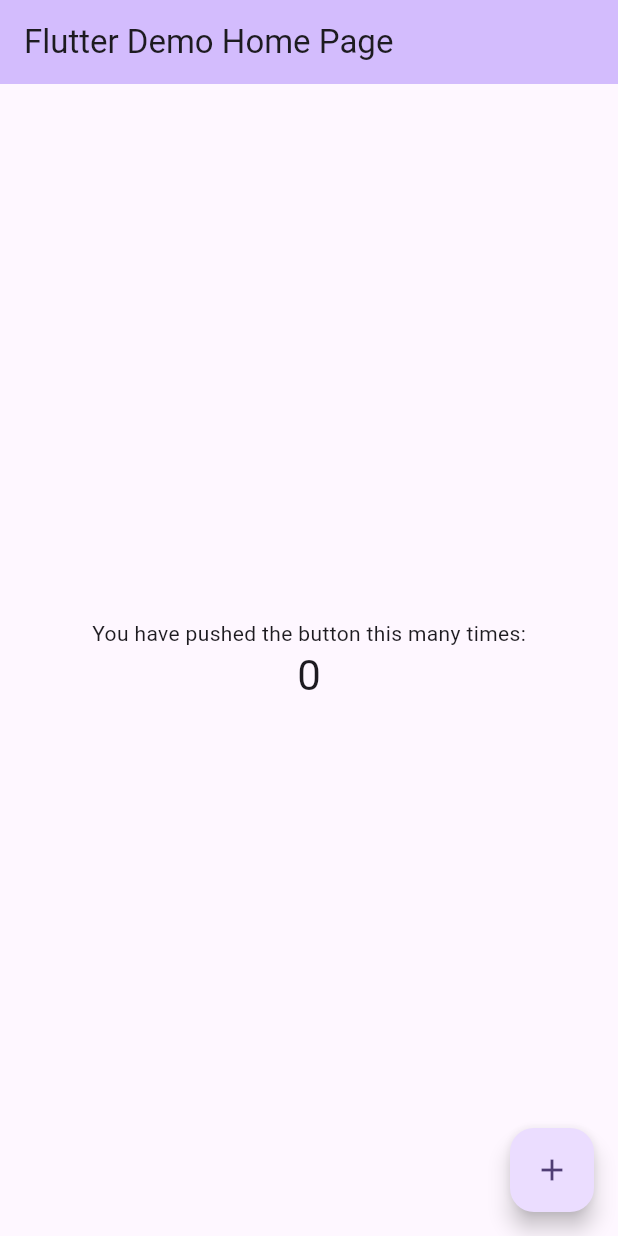
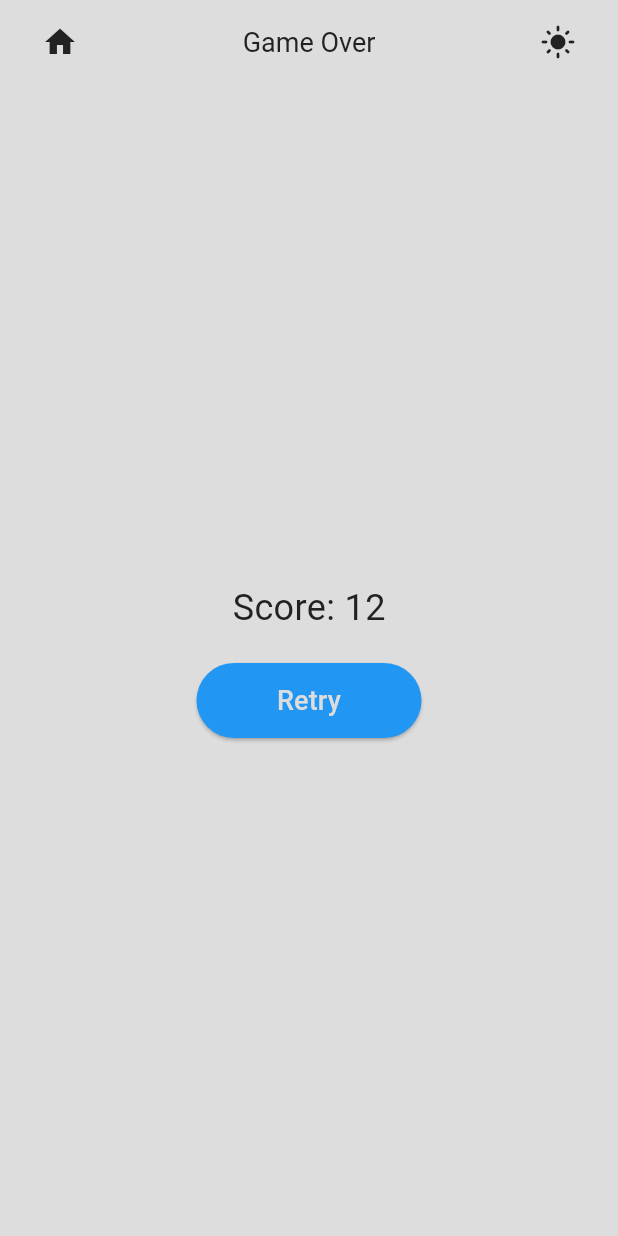
Before and after one commit to Onyx2006/flutter-snake, a Flutter app: the screen it shows after launch, on a phone screen of 412 x 824 dp. Run offline on Flutter 3.47's test engine with Material 3 defaults, Android fonts, the phone set to English and light mode, and no system bars; our stand-ins replace go_router.

Commit message:
feat(screens): Add game screens

```diff
--- a/lib/main.dart
+++ b/lib/main.dart
@@ -1,122 +1,37 @@
 import 'package:flutter/material.dart';
+import 'package:flutter_snake/themes/themes.dart';
+import 'package:provider/provider.dart';
 
-void main() {
-  runApp(const MyApp());
-}
+import 'providers/theme_provider.dart';
+import 'routing/router.dart';
 
-class MyApp extends StatelessWidget {
-  const MyApp({super.key});
+// TODO(srvariable): Check if there's a better way to handle responsive
+// screens/game_over_screen.dart
+// widgets/bar.dart
+// widgets/retry_button.dart
 
-  // This widget is the root of your application.
+void main() => runApp(
+  ChangeNotifierProvider(
+    create: (context) => ThemeProvider(),
+    child: const MainApp(),
+  ),
+);
+
+class MainApp extends StatelessWidget {
+  const MainApp({super.key});
+
   @override
   Widget build(BuildContext context) {
-    return MaterialApp(
-      title: 'Flutter Demo',
-      theme: ThemeData(
-        // This is the theme of your application.
-        //
-        // TRY THIS: Try running your application with "flutter run". You'll see
-        // the application has a purple toolbar. Then, without quitting the app,
-        // try changing the seedColor in the colorScheme below to Colors.green
-        // and then invoke "hot reload" (save your changes or press the "hot
-        // reload" button in a Flutter-supported IDE, or press "r" if you used
-        // the command line to start the app).
-        //
-        // Notice that the counter didn't reset back to zero; the application
-        // state is not lost during the reload. To reset the state, use hot
-        // restart instead.
-        //
-        // This works for code too, not just values: Most code changes can be
-        // tested with just a hot reload.
-        colorScheme: .fromSeed(seedColor: Colors.deepPurple),
-      ),
-      home: const MyHomePage(title: 'Flutter Demo Home Page'),
+    final theme = context.watch<ThemeProvider>();
+
+    return MaterialApp.router(
+      // To remove the debug banner
+      debugShowCheckedModeBanner: false,
+
+      routerConfig: AppRouter.router,
+      theme: AppThemes.lightTheme,
+      darkTheme: AppThemes.darkTheme,
+      themeMode: theme.mode,
     );
   }
 }
-
-class MyHomePage extends StatefulWidget {
-  const MyHomePage({super.key, required this.title});
-
-  // This widget is the home page of your application. It is stateful, meaning
-  // that it has a State object (defined below) that contains fields that affect
-  // how it looks.
-
-  // This class is the configuration for the state. It holds the values (in this
-  // case the title) provided by the parent (in this case the App widget) and
-  // used by the build method of the State. Fields in a Widget subclass are
-  // always marked "final".
-
-  final String title;
-
-  @override
-  State<MyHomePage> createState() => _MyHomePageState();
-}
-
-class _MyHomePageState extends State<MyHomePage> {
-  int _counter = 0;
-
-  void _incrementCounter() {
-    setState(() {
-      // This call to setState tells the Flutter framework that something has
-      // changed in this State, which causes it to rerun the build method below
-      // so that the display can reflect the updated values. If we changed
-      // _counter without calling setState(), then the build method would not be
-      // called again, and so nothing would appear to happen.
-      _counter++;
-    });
-  }
-
-  @override
-  Widget build(BuildContext context) {
-    // This method is rerun every time setState is called, for instance as done
-    // by the _incrementCounter method above.
-    //
-    // The Flutter framework has been optimized to make rerunning build methods
-    // fast, so that you can just rebuild anything that needs updating rather
-    // than having to individually change instances of widgets.
-    return Scaffold(
-      appBar: AppBar(
-        // TRY THIS: Try changing the color here to a specific color (to
-        // Colors.amber, perhaps?) and trigger a hot reload to see the AppBar
-        // change color while the other colors stay the same.
-        backgroundColor: Theme.of(context).colorScheme.inversePrimary,
-        // Here we take the value from the MyHomePage object that was created by
-        // the App.build method, and use it to set our appbar title.
-        title: Text(widget.title),
-      ),
-      body: Center(
-        // Center is a layout widget. It takes a single child and positions it
-        // in the middle of the parent.
-        child: Column(
-          // Column is also a layout widget. It takes a list of children and
-          // arranges them vertically. By default, it sizes itself to fit its
-          // children horizontally, and tries to be as tall as its parent.
-          //
-          // Column has various properties to control how it sizes itself and
-          // how it positions its children. Here we use mainAxisAlignment to
-          // center the children vertically; the main axis here is the vertical
-          // axis because Columns are vertical (the cross axis would be
-          // horizontal).
-          //
-          // TRY THIS: Invoke "debug painting" (choose the "Toggle Debug Paint"
-          // action in the IDE, or press "p" in the console), to see the
-          // wireframe for each widget.
-          mainAxisAlignment: .center,
-          children: [
-            const Text('You have pushed the button this many times:'),
-            Text(
-              '$_counter',
-              style: Theme.of(context).textTheme.headlineMedium,
-            ),
-          ],
-        ),
-      ),
-      floatingActionButton: FloatingActionButton(
-        onPressed: _incrementCounter,
-        tooltip: 'Increment',
-        child: const Icon(Icons.add),
-      ),
-    );
-  }
-}
--- /dev/null
+++ b/lib/providers/theme_provider.dart
@@ -0,0 +1,52 @@
+import 'package:flutter/material.dart';
+
+// NOTE(srvariable): Added WidgetsBindingObserver to listen to system brightness changes
+class ThemeProvider extends ChangeNotifier with WidgetsBindingObserver {
+  ThemeMode _mode = ThemeMode.system;
+  // The brightness of ThemeMode.system (light/dark)
+  Brightness _systemBrightness =
+      WidgetsBinding.instance.platformDispatcher.platformBrightness;
+
+  ThemeProvider() {
+    WidgetsBinding.instance.addObserver(this);
+  }
+
+  ThemeMode get mode => _mode;
+
+  bool get isDark {
+    if (_mode == ThemeMode.system) {
+      return _systemBrightness == Brightness.dark;
+    }
+    return _mode == ThemeMode.dark;
+  }
+
+  void setTheme(ThemeMode mode) {
+    _mode = mode;
+    notifyListeners();
+  }
+
+  void toggle() {
+    _mode = isDark ? ThemeMode.light : ThemeMode.dark;
+    notifyListeners();
+  }
+
+  void setSystem() {
+    _mode = ThemeMode.system;
+    notifyListeners();
+  }
+
+  // Check if the user changes the system brightness
+  @override
+  void didChangePlatformBrightness() {
+    _systemBrightness =
+        WidgetsBinding.instance.platformDispatcher.platformBrightness;
+    _mode = ThemeMode.system;
+    notifyListeners();
+  }
+
+  @override
+  void dispose() {
+    WidgetsBinding.instance.removeObserver(this);
+    super.dispose();
+  }
+}
--- /dev/null
+++ b/lib/routing/router.dart
@@ -0,0 +1,31 @@
+import 'package:go_router/go_router.dart';
+
+import 'routes.dart';
+import '../screens/game_screen.dart';
+import '../screens/game_over_screen.dart';
+
+class AppRouter {
+  static final router = GoRouter(
+    initialLocation: Routes.home,
+    routes: [
+      GoRoute(
+        path: Routes.home,
+        builder: (context, state) {
+          return const GameOverScreen(); // Change this to Home/Menu screen
+        },
+      ),
+      GoRoute(
+        path: Routes.game,
+        builder: (context, state) {
+          return const GameScreen();
+        },
+      ),
+      GoRoute(
+        path: Routes.gameOver,
+        builder: (context, state) {
+          return const GameOverScreen();
+        },
+      ),
+    ],
+  );
+}
--- /dev/null
+++ b/lib/routing/routes.dart
@@ -0,0 +1,5 @@
+abstract final class Routes {
+  static const String home = '/';
+  static const String game = '/game';
+  static const String gameOver = '/game-over';
+}
--- /dev/null
+++ b/lib/screens/game_over_screen.dart
@@ -0,0 +1,37 @@
+import 'package:flutter/material.dart';
+import 'package:go_router/go_router.dart';
+
+import '../routing/routes.dart';
+import '../widgets/bar.dart';
+import '../widgets/retry_button.dart';
+
+class GameOverScreen extends StatelessWidget {
+  const GameOverScreen({super.key});
+
+  @override
+  Widget build(BuildContext context) {
+    const String appTitle = 'Game Over';
+    const int score = 12;
+
+    final isDesktop = MediaQuery.of(context).size.width > 600;
+    final fontSize = isDesktop ? 30.0 : 24.0;
+
+    return Scaffold(
+      appBar: Bar(title: appTitle),
+      body: Center(
+        child: Column(
+          mainAxisAlignment: MainAxisAlignment.center,
+          children: [
+            Text('Score: $score', style: TextStyle(fontSize: fontSize)),
+            const SizedBox(height: 20),
+            RetryButton(
+              onPressed: () {
+                GoRouter.of(context).go(Routes.game);
+              },
+            ),
+          ],
+        ),
+      ),
+    );
+  }
+}
--- /dev/null
+++ b/lib/screens/game_screen.dart
@@ -0,0 +1,17 @@
+import 'package:flutter/material.dart';
+
+import '../widgets/bar.dart';
+
+class GameScreen extends StatelessWidget {
+  const GameScreen({super.key});
+
+  @override
+  Widget build(BuildContext context) {
+    const String appTitle = 'Snake Game';
+
+    return Scaffold(
+      appBar: Bar(title: appTitle),
+      body: Stack(children: [Center(child: Text('Game in progress...'))]),
+    );
+  }
+}
--- /dev/null
+++ b/lib/themes/colors.dart
@@ -0,0 +1,34 @@
+import 'package:flutter/material.dart';
+
+abstract final class AppColors {
+  // NOTE(srvariable): Colors are in ARGB format
+  static const Color white = Color(0xFFDDDDDD);
+  static const Color black = Color(0xFF222222);
+  static const Color red = Colors.red;
+  static const Color blue = Colors.blue;
+  static const Color blue2 = Colors.blueAccent;
+
+  static const lightColorScheme = ColorScheme(
+    brightness: Brightness.light,
+    primary: black,
+    onPrimary: white,
+    secondary: black,
+    onSecondary: white,
+    error: red,
+    onError: white,
+    surface: white,
+    onSurface: black,
+  );
+
+  static const darkColorScheme = ColorScheme(
+    brightness: Brightness.dark,
+    primary: white,
+    onPrimary: black,
+    secondary: white,
+    onSecondary: black,
+    error: red,
+    onError: black,
+    surface: black,
+    onSurface: white,
+  );
+}
--- /dev/null
+++ b/lib/themes/themes.dart
@@ -0,0 +1,14 @@
+import 'package:flutter/material.dart';
+import 'colors.dart';
+
+abstract final class AppThemes {
+  static final lightTheme = ThemeData(
+    colorScheme: AppColors.lightColorScheme,
+    useMaterial3: true,
+  );
+
+  static final darkTheme = ThemeData(
+    colorScheme: AppColors.darkColorScheme,
+    useMaterial3: true,
+  );
+}
--- /dev/null
+++ b/lib/widgets/bar.dart
@@ -0,0 +1,37 @@
+import 'package:flutter/material.dart';
+import 'package:go_router/go_router.dart';
+
+import 'switch_theme_button.dart';
+import 'home_button.dart';
+import '../routing/routes.dart';
+
+class Bar extends StatelessWidget implements PreferredSizeWidget {
+  final String title;
+  const Bar({super.key, required this.title});
+
+  @override
+  Size get preferredSize => const Size.fromHeight(kToolbarHeight);
+
+  @override
+  Widget build(BuildContext context) {
+    final isDesktop = MediaQuery.of(context).size.width > 600;
+    final iconSize = isDesktop ? 30.0 : 24.0;
+    final fontSize = isDesktop ? 24.0 : 18.0;
+
+    return AppBar(
+      title: Row(
+        mainAxisAlignment: MainAxisAlignment.spaceBetween,
+        children: [
+          HomeButton(
+            onPressed: () {
+              GoRouter.of(context).go(Routes.home);
+            },
+            iconSize: iconSize,
+          ),
+          Text(title, style: TextStyle(fontSize: fontSize)),
+          SwitchThemeButton(iconSize: iconSize),
+        ],
+      ),
+    );
+  }
+}
--- /dev/null
+++ b/lib/widgets/home_button.dart
@@ -0,0 +1,14 @@
+import 'package:flutter/material.dart';
+
+class HomeButton extends StatelessWidget {
+  final VoidCallback onPressed;
+  final double iconSize;
+
+  const HomeButton({super.key, required this.onPressed, this.iconSize = 24.0});
+
+  @override
+  Widget build(BuildContext context) => IconButton(
+    onPressed: onPressed,
+    icon: Icon(Icons.home, size: iconSize),
+  );
+}
--- /dev/null
+++ b/lib/widgets/retry_button.dart
@@ -0,0 +1,45 @@
+import 'package:flutter/material.dart';
+import 'package:provider/provider.dart';
+
+import '../themes/colors.dart';
+import '../providers/theme_provider.dart';
+
+class RetryButton extends StatelessWidget {
+  final VoidCallback onPressed;
+
+  const RetryButton({super.key, required this.onPressed});
+
+  @override
+  Widget build(BuildContext context) {
+    final theme = context.watch<ThemeProvider>();
+    final isDark = theme.isDark;
+
+    final isDesktop = MediaQuery.of(context).size.width > 600;
+
+    final buttonWidth = isDesktop ? 240.0 : 150.0;
+    final buttonHeight = isDesktop ? 60.0 : 50.0;
+    final fontSize = isDesktop ? 24.0 : 18.0;
+
+    final backgroundColor = isDark ? AppColors.blue2 : AppColors.blue;
+    final backgroundColorHover = isDark ? AppColors.blue : AppColors.blue2;
+
+    return ElevatedButton(
+      onPressed: onPressed,
+      style: ButtonStyle(
+        backgroundColor: WidgetStatePropertyAll(backgroundColor),
+        foregroundColor: WidgetStatePropertyAll(AppColors.white),
+        overlayColor: WidgetStateProperty.resolveWith((states) {
+          bool isHover = states.contains(WidgetState.hovered);
+          bool isPressed = states.contains(WidgetState.pressed);
+          bool isFocused = states.contains(WidgetState.focused);
+          if (isHover || isPressed || isFocused) {
+            return backgroundColorHover;
+          }
+          return null;
+        }),
+        minimumSize: WidgetStatePropertyAll(Size(buttonWidth, buttonHeight)),
+      ),
+      child: Text('Retry', style: TextStyle(fontSize: fontSize)),
+    );
+  }
+}
--- /dev/null
+++ b/lib/widgets/switch_theme_button.dart
@@ -0,0 +1,21 @@
+import 'package:flutter/material.dart';
+import 'package:provider/provider.dart';
+
+import '../providers/theme_provider.dart';
+
+class SwitchThemeButton extends StatelessWidget {
+  final double iconSize;
+  const SwitchThemeButton({super.key, this.iconSize = 24.0});
+
+  @override
+  Widget build(BuildContext context) {
+    final theme = context.watch<ThemeProvider>();
+    final isDark = theme.isDark;
+
+    return IconButton(
+      icon: Icon(isDark ? Icons.dark_mode : Icons.light_mode, size: iconSize),
+      onPressed: theme.toggle,
+      tooltip: 'Toggle to ${isDark ? 'light' : 'dark'} mode',
+    );
+  }
+}
--- a/pubspec.yaml
+++ b/pubspec.yaml
@@ -34,6 +34,8 @@ dependencies:
   # The following adds the Cupertino Icons font to your application.
   # Use with the CupertinoIcons class for iOS style icons.
   cupertino_icons: ^1.0.8
+  go_router: ^17.0.1
+  provider: ^6.1.5+1
 
 dev_dependencies:
   flutter_test:
```
Also changed, not shown: pubspec.lock.
